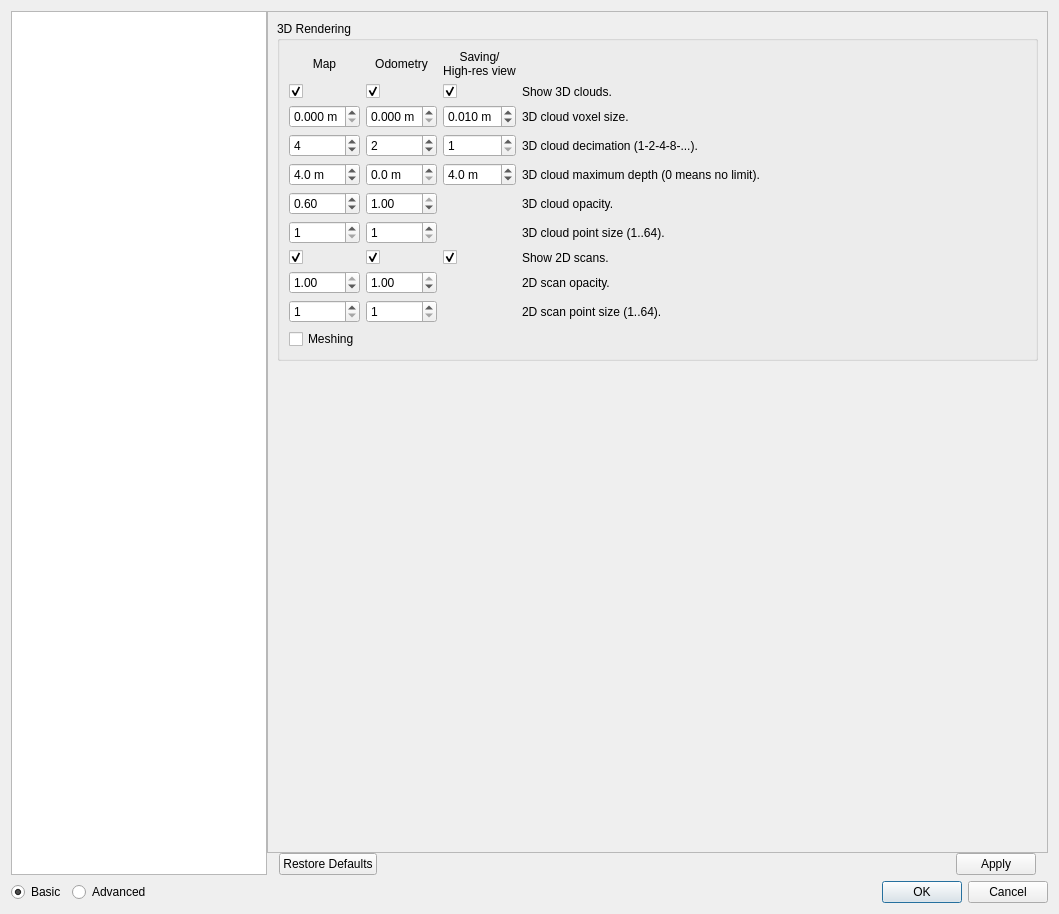
This is guilib/src/ui/preferencesDialog.ui in introlab/rtabmap as Qt 5 draws it before an edit. The edited form follows.
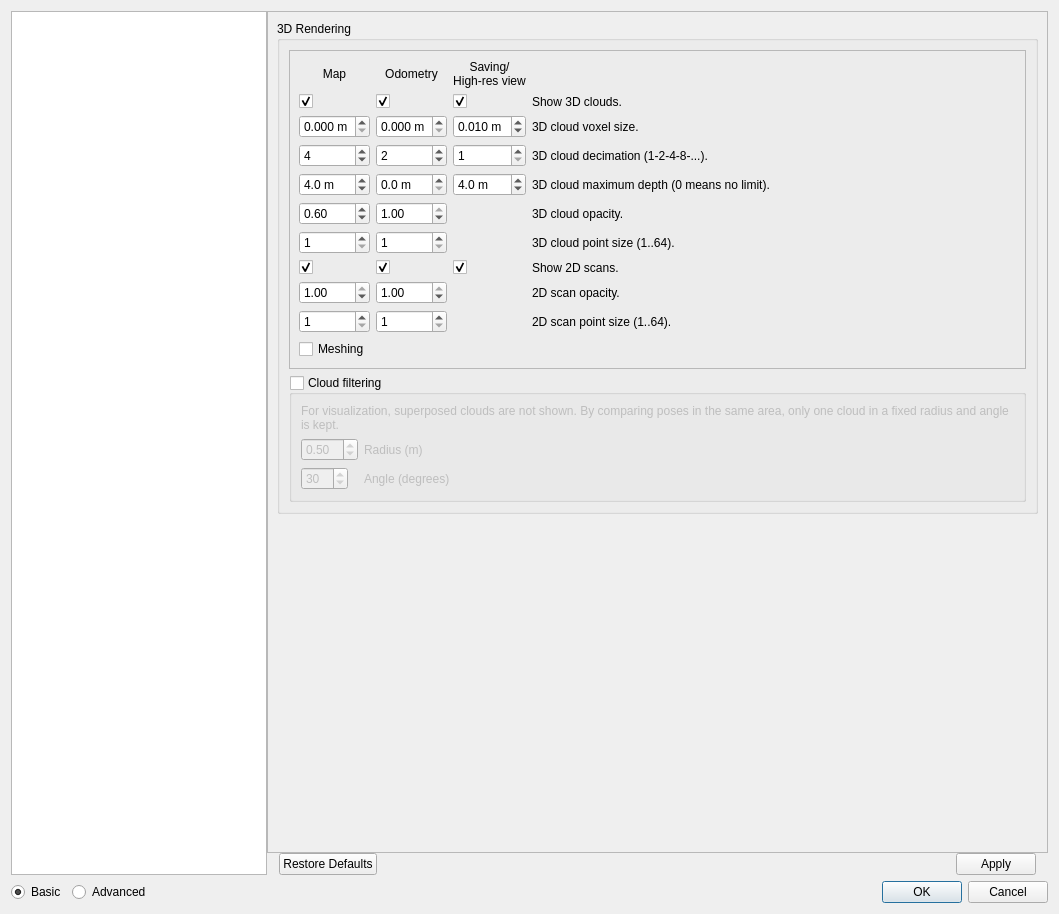
This is the edited form. The open tabs and pages were chosen to show the change. Icons and pictures are not drawn. Custom widgets are drawn as their Qt base class.

Commit message: Added visualization cloud filtering

Patch:
```diff
--- a/guilib/src/ui/preferencesDialog.ui
+++ b/guilib/src/ui/preferencesDialog.ui
@@ -64,8 +64,8 @@
            <rect>
             <x>0</x>
             <y>0</y>
-            <width>761</width>
-            <height>867</height>
+            <width>777</width>
+            <height>826</height>
            </rect>
           </property>
           <layout class="QVBoxLayout" name="verticalLayout_16">
@@ -310,6 +310,15 @@
                    <property name="title">
                     <string>3D Rendering</string>
                    </property>
+                   <layout class="QVBoxLayout" name="verticalLayout_31">
+                    <item>
+                     <widget class="QFrame" name="frame">
+                      <property name="frameShape">
+                       <enum>QFrame::StyledPanel</enum>
+                      </property>
+                      <property name="frameShadow">
+                       <enum>QFrame::Raised</enum>
+                      </property>
                    <layout class="QGridLayout" name="gridLayout_2" columnstretch="0,0,0,1">
                     <item row="5" column="3">
                      <widget class="QLabel" name="label_155">
@@ -778,6 +787,75 @@
                       <property name="checked">
                        <bool>false</bool>
                       </property>
+                        </widget>
+                       </item>
+                      </layout>
+                     </widget>
+                    </item>
+                    <item>
+                     <widget class="QGroupBox" name="groupBox_poseFiltering">
+                      <property name="title">
+                       <string>Cloud filtering</string>
+                      </property>
+                      <property name="checkable">
+                       <bool>true</bool>
+                      </property>
+                      <property name="checked">
+                       <bool>false</bool>
+                      </property>
+                      <layout class="QVBoxLayout" name="verticalLayout_37">
+                       <item>
+                        <widget class="QLabel" name="label_33">
+                         <property name="text">
+                          <string>For visualization, superposed clouds are not shown. By comparing poses in the same area, only one cloud in a fixed radius and angle is kept.</string>
+                         </property>
+                         <property name="wordWrap">
+                          <bool>true</bool>
+                         </property>
+                        </widget>
+                       </item>
+                       <item>
+                        <layout class="QFormLayout" name="formLayout_22">
+                         <item row="0" column="0">
+                          <widget class="QDoubleSpinBox" name="doubleSpinBox_cloudFilterRadius">
+                           <property name="minimum">
+                            <double>0.010000000000000</double>
+                           </property>
+                           <property name="value">
+                            <double>0.500000000000000</double>
+                           </property>
+                          </widget>
+                         </item>
+                         <item row="0" column="1">
+                          <widget class="QLabel" name="label_37">
+                           <property name="text">
+                            <string>Radius (m)</string>
+                           </property>
+                          </widget>
+                         </item>
+                         <item row="1" column="1">
+                          <widget class="QLabel" name="label_48">
+                           <property name="text">
+                            <string>Angle (degrees)</string>
+                           </property>
+                          </widget>
+                         </item>
+                         <item row="1" column="0">
+                          <widget class="QDoubleSpinBox" name="doubleSpinBox_cloudFilterAngle">
+                           <property name="decimals">
+                            <number>0</number>
+                           </property>
+                           <property name="maximum">
+                            <double>180.000000000000000</double>
+                           </property>
+                           <property name="value">
+                            <double>30.000000000000000</double>
+                           </property>
+                          </widget>
+                         </item>
+                        </layout>
+                       </item>
+                      </layout>
                      </widget>
                     </item>
                    </layout>
```
Left out of the diff: 592 changed lines with no effect on the pictures. Lines whose indentation alone changed are shown as unchanged. The commit also changes 9 other files.
